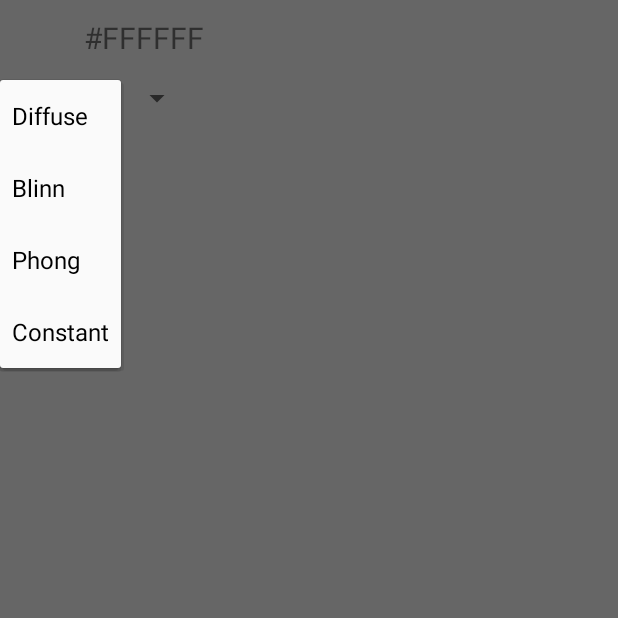
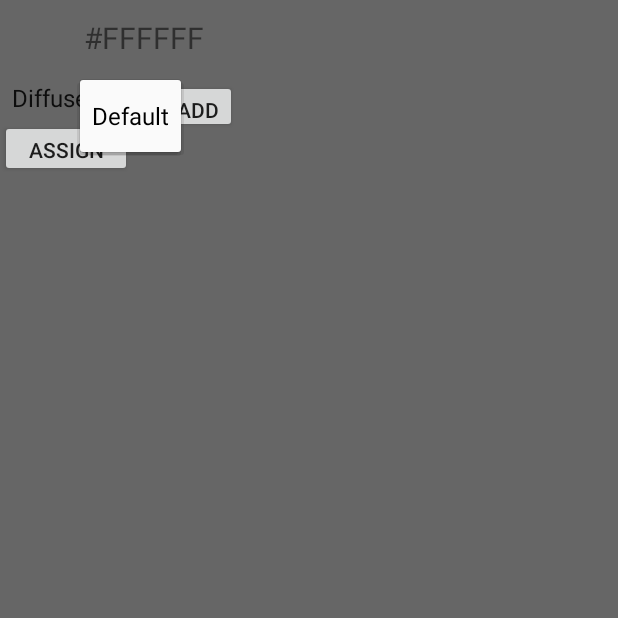
Before and after one commit to toniuyt123/Quire3D, an Android app: the fragment MaterialsFragment shown on its own in the app's theme, after a tap on "Diffuse", on a phone screen of 412 x 824 dp, the top half of it. Run offline under Robolectric (Android 15) with nearby library versions, the phone set to English and light mode, and no system bars; libraries missing offline, so code that uses them is left out: com.viro.core, top.defaults.colorpicker; 6 statements that could not run were skipped.

Commit message:
multiple materials and refactoring

```diff
--- a/app/src/main/java/com/Quire3D/activities/ViroActivity.java
+++ b/app/src/main/java/com/Quire3D/activities/ViroActivity.java
@@ -32,6 +32,7 @@ import android.widget.FrameLayout;
 
 import com.Quire3D.classes.ScaleHandles;
 import com.Quire3D.fragments.HierarchyFragment;
+import com.Quire3D.fragments.MaterialsFragment;
 import com.Quire3D.fragments.ObjectParamsFragment;
 import com.Quire3D.fragments.PositionalDataFragment;
 import com.Quire3D.fragments.SwitchViewFragment;
@@ -140,6 +141,8 @@ public class ViroActivity extends Activity {
         HierarchyFragment hierarchy = (HierarchyFragment)getFragmentManager().findFragmentById(R.id.hierarchyFragment);
         hierarchy.updateHierarchy();
 
+
+        cubeNode.getGeometry().setMaterials(Arrays.asList(MaterialsFragment.getMaterials().get(0)));
     }
 
     public void makeNodeSelectable(Node node) {
--- a/app/src/main/java/com/Quire3D/classes/actions/ChangeColorAction.java
+++ b/app/src/main/java/com/Quire3D/classes/actions/ChangeColorAction.java
@@ -9,11 +9,10 @@ public class ChangeColorAction extends Action {
     private int newColor;
     private Material mat;
 
-    public ChangeColorAction(Node node, int prevColor, int newColor) {
-        super(node);
+    public ChangeColorAction(int prevColor, int newColor, Material mat) {
         this.prevColor = prevColor;
         this.newColor = newColor;
-        this.mat = node.getGeometry().getMaterials().get(0);
+        this.mat = mat;
     }
 
     @Override
--- a/app/src/main/java/com/Quire3D/classes/actions/ChangeLightModelAction.java
+++ b/app/src/main/java/com/Quire3D/classes/actions/ChangeLightModelAction.java
@@ -8,11 +8,10 @@ public class ChangeLightModelAction extends Action {
     private Material.LightingModel newModel;
     private Material mat;
 
-    public ChangeLightModelAction(Node node, Material.LightingModel prevModel, Material.LightingModel newModel) {
-        super(node);
+    public ChangeLightModelAction(Material.LightingModel prevModel, Material.LightingModel newModel, Material mat) {
         this.prevModel = prevModel;
         this.newModel = newModel;
-        this.mat = node.getGeometry().getMaterials().get(0);
+        this.mat = mat;
     }
 
     @Override
--- a/app/src/main/java/com/Quire3D/classes/actions/CreateAction.java
+++ b/app/src/main/java/com/Quire3D/classes/actions/CreateAction.java
@@ -6,9 +6,10 @@ import com.viro.core.Node;
 public class CreateAction extends Action {
     private Geometry.GeometryBuilder builder = new Geometry.GeometryBuilder();
     private String name = "";
+    private Node node;
 
     public CreateAction(Node node, String name) {
-        super(node);
+        this.node = node;
         this.name = name;
         //builder.materials(node.getGeometry().getMaterials());
         builder.submeshes(node.getGeometry().getSubmeshes());
--- a/app/src/main/java/com/Quire3D/classes/actions/RotateAction.java
+++ b/app/src/main/java/com/Quire3D/classes/actions/RotateAction.java
@@ -6,9 +6,10 @@ import com.viro.core.Vector;
 public class RotateAction extends Action {
     private Vector prevRotation;
     private Vector newRotation;
+    private Node node;
 
     public RotateAction(Node node, Vector prevPosition, Vector newPosition) {
-        super(node);
+        this.node = node;
         this.prevRotation = prevPosition;
         this.newRotation = newPosition;
     }
--- a/app/src/main/java/com/Quire3D/classes/actions/ScaleAction.java
+++ b/app/src/main/java/com/Quire3D/classes/actions/ScaleAction.java
@@ -6,9 +6,10 @@ import com.viro.core.Vector;
 public class ScaleAction extends Action {
     private Vector prevScale;
     private Vector newScale;
+    private Node node;
 
     public ScaleAction(Node node, Vector prevPosition, Vector newPosition) {
-        super(node);
+        this.node = node;
         this.prevScale = prevPosition;
         this.newScale = newPosition;
     }
--- a/app/src/main/java/com/Quire3D/classes/actions/TranslateAction.java
+++ b/app/src/main/java/com/Quire3D/classes/actions/TranslateAction.java
@@ -6,9 +6,10 @@ import com.viro.core.Vector;
 public class TranslateAction extends Action {
     private Vector prevPosition;
     private Vector newPosition;
+    private Node node;
 
     public TranslateAction(Node node, Vector prevPosition, Vector newPosition) {
-        super(node);
+        this.node = node;
         this.prevPosition = prevPosition;
         this.newPosition = newPosition;
     }
--- a/app/src/main/java/com/Quire3D/fragments/HierarchyFragment.java
+++ b/app/src/main/java/com/Quire3D/fragments/HierarchyFragment.java
@@ -1,11 +1,9 @@
 package com.Quire3D.fragments;
 
 import android.content.ClipData;
-import android.content.ClipDescription;
 import android.os.Bundle;
 import android.app.Fragment;
 import android.support.annotation.Nullable;
-import android.util.Log;
 import android.view.DragEvent;
 import android.view.LayoutInflater;
 import android.view.View;
--- a/app/src/main/java/com/Quire3D/fragments/MaterialsFragment.java
+++ b/app/src/main/java/com/Quire3D/fragments/MaterialsFragment.java
@@ -1,14 +1,19 @@
 package com.Quire3D.fragments;
 
-import android.app.Fragment;
+import android.app.AlertDialog;
+import android.content.Context;
+import android.content.DialogInterface;
 import android.graphics.Color;
 import android.os.Bundle;
 import android.support.annotation.Nullable;
+import android.util.Log;
 import android.view.LayoutInflater;
 import android.view.View;
 import android.view.ViewGroup;
 import android.widget.AdapterView;
 import android.widget.ArrayAdapter;
+import android.widget.Button;
+import android.widget.EditText;
 import android.widget.Spinner;
 import android.widget.TableRow;
 import android.widget.TextView;
@@ -21,6 +26,8 @@ import com.Quire3D.virosample.R;
 import com.viro.core.Material;
 import com.viro.core.Node;
 
+import java.util.ArrayList;
+import java.util.Arrays;
 import java.util.List;
 import java.util.Locale;
 
@@ -31,7 +38,10 @@ public class MaterialsFragment extends ObjectParamsFragment implements View.OnCl
     private TextView hexColor;
     private Material.LightingModel[] lightingModels = new Material.LightingModel[]{Material.LightingModel.LAMBERT, Material.LightingModel.BLINN,
                                                                                 Material.LightingModel.PHONG, Material.LightingModel.CONSTANT};
-    private Spinner lightModelSpinner;
+    private Spinner lightModelSpinner, materialsSpinner;
+    private static ArrayList<Material> savedMaterials = new ArrayList<>(Arrays.asList(makeDefaultMat()));
+    private Material selectedMat;
+    private ArrayAdapter<String> materialAdapter;
 
     @Nullable
     @Override
@@ -41,16 +51,29 @@ public class MaterialsFragment extends ObjectParamsFragment implements View.OnCl
         try {
             TableRow colorPicker = view.findViewById(R.id.ColorPicker);
             colorPicker.setOnClickListener(this);
+            Button addMaterial = view.findViewById(R.id.addMaterial);
+            addMaterial.setOnClickListener(this);
+            Button assignMaterial = view.findViewById(R.id.AssignMaterial);
+            assignMaterial.setOnClickListener(this);
+
             colorView = view.findViewById(R.id.colorView);
             hexColor = view.findViewById(R.id.hexColor);
             lightModelSpinner = view.findViewById(R.id.light_model_spinner);
-            ArrayAdapter<CharSequence> adapter = ArrayAdapter.createFromResource(view.getContext(),
+            ArrayAdapter<CharSequence> lightModelAdapter = ArrayAdapter.createFromResource(view.getContext(),
                     R.array.light_model_array, android.R.layout.simple_spinner_item);
-            adapter.setDropDownViewResource(android.R.layout.simple_spinner_dropdown_item);
-            lightModelSpinner.setAdapter(adapter);
+            lightModelAdapter.setDropDownViewResource(android.R.layout.simple_spinner_dropdown_item);
+            lightModelSpinner.setAdapter(lightModelAdapter);
             lightModelSpinner.setOnItemSelectedListener(this);
 
-            update(ViroActivity.getSelectedNode());
+            materialsSpinner = view.findViewById(R.id.materials_spinner);
+            materialAdapter = new ArrayAdapter<>(view.getContext(),
+                    android.R.layout.simple_spinner_item, new ArrayList<String>());
+            materialAdapter.add("Default");
+            materialAdapter.setDropDownViewResource(android.R.layout.simple_spinner_dropdown_item);
+            materialsSpinner.setAdapter(materialAdapter);
+            materialsSpinner.setOnItemSelectedListener(this);
+
+            update(getMaterials().get(0));
         } catch (NullPointerException e) {
             e.printStackTrace();
         }
@@ -64,12 +87,28 @@ public class MaterialsFragment extends ObjectParamsFragment implements View.OnCl
             case R.id.ColorPicker:
                 popup();
                 break;
+            case R.id.addMaterial:
+                showAddMatDialog(ViroActivity.getView().getContext());
+                break;
+            case R.id.AssignMaterial:
+                try {
+                    Node selected = ViroActivity.getSelectedNode();
+                    selected.getGeometry().setMaterials(Arrays.asList(selectedMat));
+                } catch (NullPointerException e) {
+                    e.getMessage();
+                }
+                break;
         }
     }
 
     @Override
     public void update(Node node) {
         Material mat = node.getGeometry().getMaterials().get(0);
+        update(mat);
+    }
+
+    public void update(Material mat) {
+        selectedMat = mat;
         int color = mat.getDiffuseColor();
         colorView.setBackgroundColor(color);
         hexColor.setText(colorHex(color));
@@ -80,6 +119,39 @@ public class MaterialsFragment extends ObjectParamsFragment implements View.OnCl
                 lightModelSpinner.setSelection(i);
             }
         }
+
+        String name = mat.getName();
+        for(int i = 0;i < materialAdapter.getCount();i++) {
+            if(name.equals(materialAdapter.getItem(i))) {
+                materialsSpinner.setSelection(i);
+            }
+        }
+    }
+
+    private void showAddMatDialog(Context c) {
+        final EditText editText = new EditText(c);
+        AlertDialog dialog = new AlertDialog.Builder(c)
+                .setTitle("Material name")
+                .setMessage("Enter name")
+                .setView(editText)
+                .setPositiveButton("Add", new DialogInterface.OnClickListener() {
+                    @Override
+                    public void onClick(DialogInterface dialog, int which) {
+                        String name = String.valueOf(editText.getText());
+                        addNewMaterial(name);
+                    }
+                })
+                .setNegativeButton("Cancel", null)
+                .create();
+        dialog.show();
+    }
+
+    public void addNewMaterial(String name){
+        Material newMat = makeDefaultMat();
+        newMat.setName(name);
+        materialAdapter.add(name);
+        savedMaterials.add(newMat);
+        update(newMat);
     }
 
     private void popup() {
@@ -96,12 +168,10 @@ public class MaterialsFragment extends ObjectParamsFragment implements View.OnCl
                     @Override
                     public void onColorPicked(int color) {
                         try {
-                            Node selected = ViroActivity.getSelectedNode();
-                            Material material = selected.getGeometry().getMaterials().get(0);
-                            ActionsController.getInstance().addAction(new ChangeColorAction(selected, material.getDiffuseColor(), color));
+                            ActionsController.getInstance().addAction(new ChangeColorAction(selectedMat.getDiffuseColor(), color, selectedMat));
 
-                            material.setDiffuseColor(color);
-                            update(selected);
+                            selectedMat.setDiffuseColor(color);
+                            update(selectedMat);
                         } catch (NullPointerException e) {
                             e.getMessage();
                         }
@@ -119,15 +189,21 @@ public class MaterialsFragment extends ObjectParamsFragment implements View.OnCl
 
     @Override
     public void onItemSelected(AdapterView<?> parent, View view, int position, long id) {
-        try {
-            Node selected = ViroActivity.getSelectedNode();
-            Material material = selected.getGeometry().getMaterials().get(0);
-
-            Material.LightingModel newModel = lightingModels[(int)id];
-            ActionsController.getInstance().addAction(new ChangeLightModelAction(selected, material.getLightingModel(), newModel));
-            material.setLightingModel(newModel);
-        } catch (NullPointerException e) {
-            e.printStackTrace();
+        switch(parent.getId()){
+            case R.id.light_model_spinner:
+                try {
+                    Material.LightingModel newModel = lightingModels[(int)id];
+                    ActionsController.getInstance().addAction(new ChangeLightModelAction(selectedMat.getLightingModel(), newModel, selectedMat));
+                    selectedMat.setLightingModel(newModel);
+                } catch (NullPointerException e) {
+                    e.printStackTrace();
+                }
+                break;
+            case R.id.materials_spinner:
+                Material selected = savedMaterials.get((int) id);
+                update(selected);
+                Log.i("heyy", Integer.toString((int)id));
+                break;
         }
     }
 
@@ -135,4 +211,18 @@ public class MaterialsFragment extends ObjectParamsFragment implements View.OnCl
     public void onNothingSelected(AdapterView<?> parent) {
 
     }
+
+    public static Material makeDefaultMat() {
+        Material defaultMat = new Material();
+        defaultMat.setDiffuseColor(Color.WHITE);
+        defaultMat.setLightingModel(Material.LightingModel.LAMBERT);
+        defaultMat.setCullMode(Material.CullMode.NONE);
+        defaultMat.setName("Default");
+
+        return defaultMat;
+    }
+
+    public static List<Material> getMaterials(){
+        return savedMaterials;
+    }
 }
--- a/app/src/main/java/com/Quire3D/fragments/SwitchViewFragment.java
+++ b/app/src/main/java/com/Quire3D/fragments/SwitchViewFragment.java
@@ -51,7 +51,7 @@ public class SwitchViewFragment extends Fragment implements View.OnClickListener
     private void replaceFragment(int oldFragId, Fragment newFrag){
         FragmentManager fm = getFragmentManager();
         FragmentTransaction transaction = fm.beginTransaction();
-        transaction.replace(oldFragId, newFrag).addToBackStack(null);
+        transaction.replace(oldFragId, newFrag);
         transaction.commit();
     }
 
--- a/app/src/main/res/layout/fragment_materials.xml
+++ b/app/src/main/res/layout/fragment_materials.xml
@@ -1,5 +1,6 @@
 <?xml version="1.0" encoding="utf-8"?>
 <RelativeLayout xmlns:android="http://schemas.android.com/apk/res/android"
+    xmlns:app="http://schemas.android.com/apk/res-auto"
     android:layout_width="match_parent"
     android:layout_height="match_parent"
     android:id="@+id/materialsLayout"
@@ -34,4 +35,28 @@
         android:layout_marginStart="0dp"
         android:layout_marginTop="53dp"/>
 
+    <Spinner
+        android:id="@+id/materials_spinner"
+        android:layout_width="wrap_content"
+        android:layout_height="wrap_content"
+        android:layout_marginStart="53dp"
+        android:layout_marginTop="53dp"/>
+
+    <Button
+        android:id="@+id/addMaterial"
+        android:layout_width="52dp"
+        android:layout_height="35dp"
+        android:layout_marginStart="106dp"
+        android:layout_marginTop="53dp"
+        android:text="@string/Add" />
+
+    <Button
+        android:id="@+id/AssignMaterial"
+        android:layout_width="wrap_content"
+        android:layout_height="38dp"
+        android:layout_alignParentStart="true"
+        android:layout_marginStart="0dp"
+        android:layout_marginTop="80dp"
+        android:text="@string/Assign" />
+
 </RelativeLayout>
--- a/app/src/main/res/values/strings.xml
+++ b/app/src/main/res/values/strings.xml
@@ -24,6 +24,8 @@
     <string name="Misc">Misc</string>
     <string name="Color">#FFFFFF</string>
     <string name="Duplicate">Duplicate</string>
+    <string name="Add">Add</string>
+    <string name="Assign">Assign</string>
 
     <string-array name="light_model_array">
         <item>Diffuse</item>
```
Also changed, not shown: app/src/main/java/com/Quire3D/classes/actions/Action.java (+0 -9 lines), app/src/main/java/com/Quire3D/fragments/CreatePrimitiveFragment.java (+7 -16 lines), app/src/main/res/layout/fragment_top_menu.xml (+8 -4 lines).
